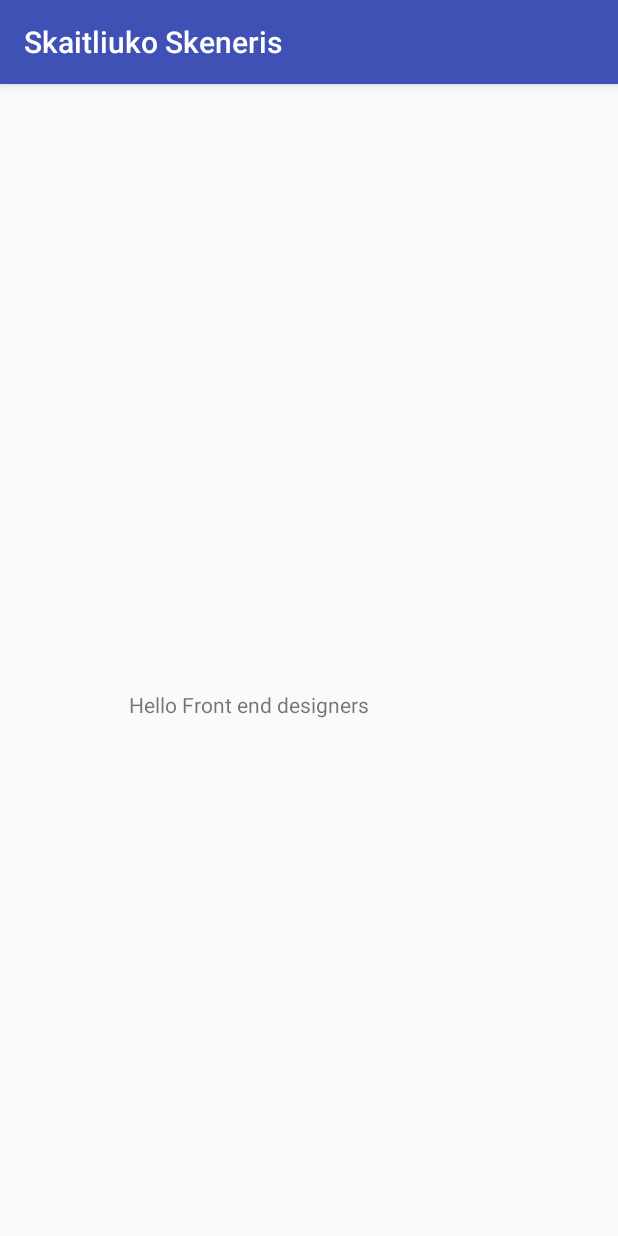
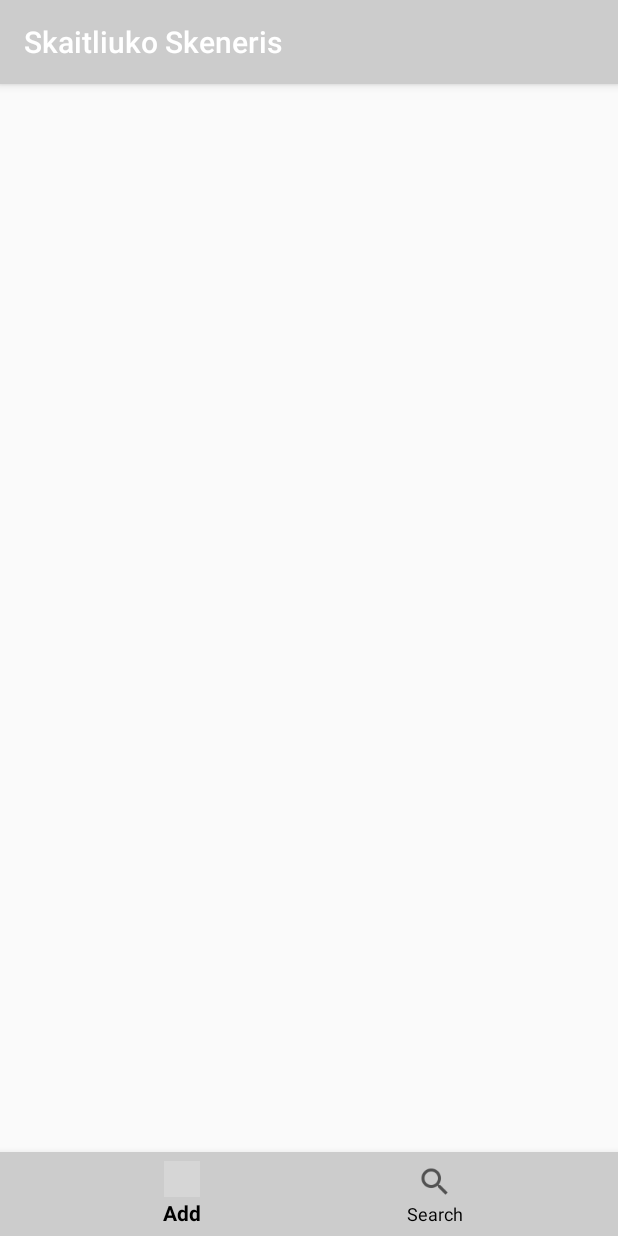
Before and after one commit to 7-Psychopaths/Skaitliuko-Skeneris, an Android app: the screen it shows after launch (MainActivity), on a phone screen of 412 x 824 dp. Run offline under Robolectric (Android 15) with nearby library versions, the phone set to English and light mode, and no system bars; grey boxes are pictures that could not be loaded.

Commit message:
Bottom Navigation

```diff
--- a/app/build.gradle
+++ b/app/build.gradle
@@ -25,4 +25,6 @@ dependencies {
     testImplementation 'junit:junit:4.12'
     androidTestImplementation 'com.android.support.test:runner:1.0.1'
     androidTestImplementation 'com.android.support.test.espresso:espresso-core:3.0.1'
+
+    compile 'com.android.support:design:26.1.0'
 }
--- a/app/src/main/res/layout/activity_main.xml
+++ b/app/src/main/res/layout/activity_main.xml
@@ -1,20 +1,24 @@
 <?xml version="1.0" encoding="utf-8"?>
-<android.support.constraint.ConstraintLayout xmlns:android="http://schemas.android.com/apk/res/android"
+<RelativeLayout xmlns:android="http://schemas.android.com/apk/res/android"
     xmlns:app="http://schemas.android.com/apk/res-auto"
     xmlns:tools="http://schemas.android.com/tools"
+    android:id="@+id/activity_main"
     android:layout_width="match_parent"
     android:layout_height="match_parent"
     tools:context="com.a7psychopaths.skaitliukoskeneris.MainActivity">
 
-    <TextView
-        android:layout_width="wrap_content"
+
+    <android.support.design.widget.BottomNavigationView
+        android:id="@+id/bottom_navigation"
+        android:layout_width="match_parent"
         android:layout_height="wrap_content"
-        android:text="Hello Front end designers"
-        app:layout_constraintBottom_toBottomOf="parent"
-        app:layout_constraintHorizontal_bias="0.34"
-        app:layout_constraintLeft_toLeftOf="parent"
-        app:layout_constraintRight_toRightOf="parent"
-        app:layout_constraintTop_toTopOf="parent"
-        app:layout_constraintVertical_bias="0.54" />
+        android:layout_alignParentBottom="true"
+        android:background="#cccccc"
+        app:itemBackground="@color/colorPrimary"
+        app:itemIconTint="#000000"
+        app:itemTextColor="#000000"
+        app:menu="@menu/bottom_navigation_menu">
 
-</android.support.constraint.ConstraintLayout>
+    </android.support.design.widget.BottomNavigationView>
+
+</RelativeLayout>
--- /dev/null
+++ b/app/src/main/res/menu/bottom_navigation_menu.xml
@@ -0,0 +1,19 @@
+<?xml version="1.0" encoding="utf-8"?>
+<menu xmlns:android="http://schemas.android.com/apk/res/android"
+    xmlns:app="http://schemas.android.com/apk/res-auto"
+    >
+
+    <item
+        android:id="@+id/action_add"
+        android:enabled="true"
+        android:icon="@drawable/ic_add"
+        android:title="Add"
+        android:showAsAction="ifRoom"/>
+
+    <item
+        android:id="@+id/action_search"
+        android:enabled="true"
+        android:icon="@drawable/ic_search"
+        android:title="Search"
+        android:showAsAction="ifRoom"/>
+</menu>
--- a/app/src/main/res/values/colors.xml
+++ b/app/src/main/res/values/colors.xml
@@ -1,6 +1,6 @@
 <?xml version="1.0" encoding="utf-8"?>
 <resources>
-    <color name="colorPrimary">#3F51B5</color>
-    <color name="colorPrimaryDark">#303F9F</color>
+    <color name="colorPrimary">#cccccc</color>
+    <color name="colorPrimaryDark">#000000</color>
     <color name="colorAccent">#FF4081</color>
 </resources>
```
Also changed, not shown: app/src/main/AndroidManifest.xml (+9 -0 lines), app/src/main/java/com/a7psychopaths/skaitliukoskeneris/Main2Activity.java (added, +15 -0 lines), app/src/main/java/com/a7psychopaths/skaitliukoskeneris/MainActivity.java (+24 -0 lines), app/src/main/res/layout/activity_main2.xml (added, +16 -0 lines), app/src/main/res/drawable-hdpi/ic_search.png (added), app/src/main/res/drawable-mdpi/ic_search.png (added), app/src/main/res/drawable-xhdpi/ic_search.png (added), app/src/main/res/drawable-xxhdpi/ic_search.png (added).
